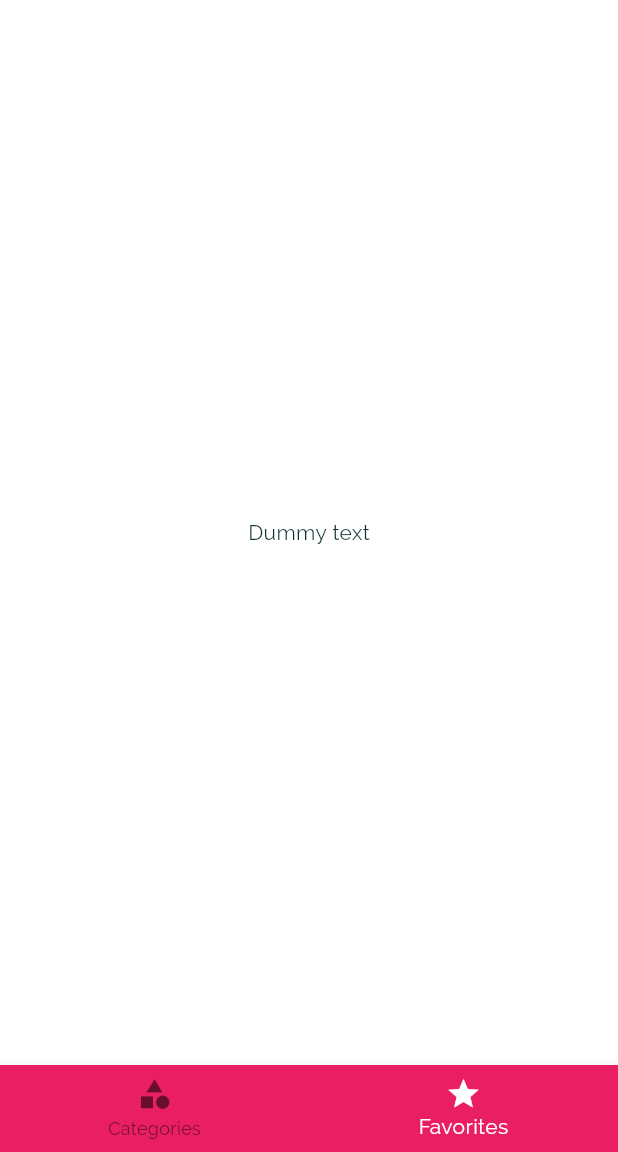
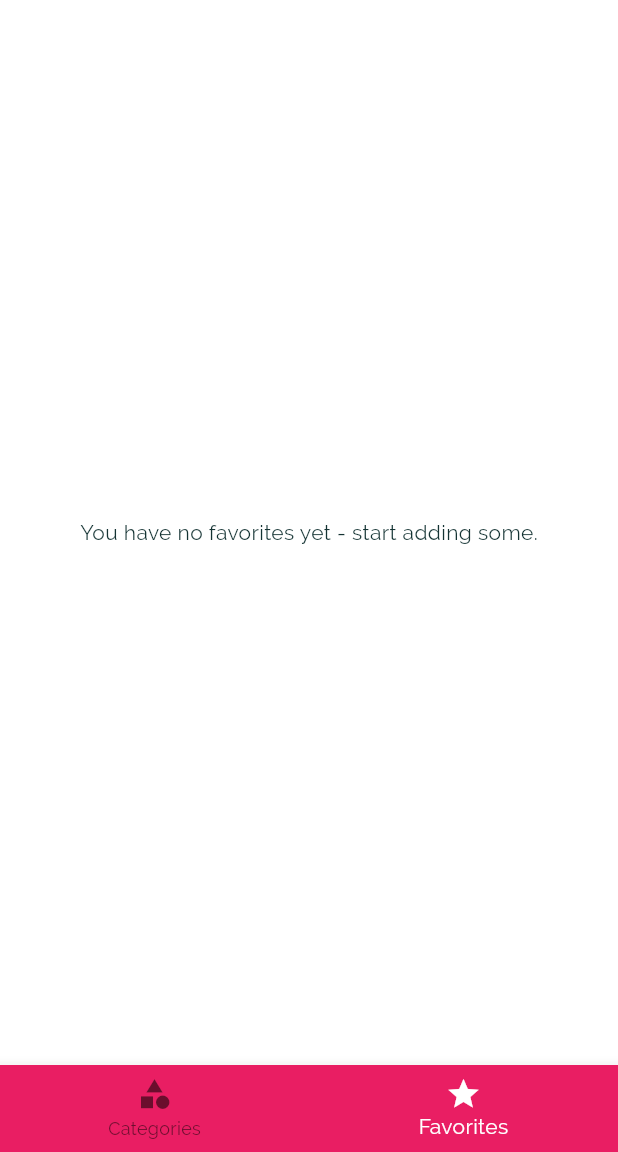
Before and after one commit to Yahya-hossaini/Deli-Meal, a Flutter app: the screen it shows after launch, item 2 of the bottom bar chosen, on a phone screen of 412 x 824 dp, the part 84-1236 px from its top. Run offline on Flutter 3.47's test engine with Material 3 defaults, Android fonts, the phone set to English and light mode, and no system bars.

Commit message:
working on favorites screen or tab:
passing the data through the routes property in main.dart file.
making an empty list of favorites.
making method for determining whether it is favorite or not.
making a method to toggle the favorites.

```diff
--- a/lib/main.dart
+++ b/lib/main.dart
@@ -23,6 +23,7 @@ class _MyAppState extends State<MyApp> {
     'vegetarian': false,
   };
   List<Meal> _availableMeals = DUMMY_MEALS;
+  List<Meal> _favoriteMeals = [];
 
   void _setFilters(Map<String, bool> filtersData){
     setState(() {
@@ -44,6 +45,21 @@ class _MyAppState extends State<MyApp> {
         return true;
       }).toList();
     });
+  }
+
+  void _toggleFavorite(String mealId){
+    final existingIndex = _favoriteMeals.indexWhere((meal) => meal.id == mealId);
+    if (existingIndex >= 0){
+      setState(() {
+        _favoriteMeals.removeAt(existingIndex);
+      });
+    }else{
+      _favoriteMeals.add(DUMMY_MEALS.firstWhere((meal) => meal.id == mealId),);
+    }
+  }
+
+  bool _isMealFavorite(String id){
+    return _favoriteMeals.any((meal) => meal.id == id);
   }
 
   @override
@@ -77,9 +93,9 @@ class _MyAppState extends State<MyApp> {
       // home: const CategoriesScreen(),
       initialRoute: '/', // default id '/'
       routes: {
-        '/': (ctx) => const TabsScreen(),
+        '/': (ctx) => TabsScreen(favoriteMeals: _favoriteMeals,),
         CategoryMealsScreen.routeName: (ctx) => CategoryMealsScreen(availableMeals: _availableMeals),
-        MealDetailScreen.routeName: (ctx) => const MealDetailScreen(),
+        MealDetailScreen.routeName: (ctx) => MealDetailScreen(toggleFavorite: _toggleFavorite, isFavorite: _isMealFavorite,),
         FiltersScreen.routeName: (ctx) => FiltersScreen(currentFilter:_filters, saveFilters:_setFilters),
       },
       // onGenerateRoute: (settings){
--- a/lib/screens/category_meals_screen.dart
+++ b/lib/screens/category_meals_screen.dart
@@ -61,7 +61,6 @@ class _CategoryMealsScreenState extends State<CategoryMealsScreen> {
             duration: displayedMeal![index].duration,
             complexity: displayedMeal![index].complexity,
             affordability: displayedMeal![index].affordability,
-            removeItem: _removeMeal,
           );
         },
         itemCount: displayedMeal!.length,
--- a/lib/screens/favorites_screen.dart
+++ b/lib/screens/favorites_screen.dart
@@ -1,10 +1,33 @@
 import 'package:flutter/material.dart';
 
+import '../models/meal.dart';
+import '../widgets/meal_item.dart';
+
 class FavoritesScreen extends StatelessWidget {
-  const FavoritesScreen({super.key});
+  final List<Meal> favoriteMeals;
+
+  const FavoritesScreen({super.key, required this.favoriteMeals});
 
   @override
   Widget build(BuildContext context) {
-    return Center(child: Text('Dummy text'),);
+    if (favoriteMeals.isEmpty) {
+      return const Center(
+        child: Text('You have no favorites yet - start adding some.'),
+      );
+    }else{
+      return ListView.builder(
+        itemBuilder: (ctx, index) {
+          return MealItem(
+            id: favoriteMeals[index].id,
+            title: favoriteMeals[index].title,
+            imageUrl: favoriteMeals[index].imageUrl,
+            duration: favoriteMeals[index].duration,
+            complexity: favoriteMeals[index].complexity,
+            affordability: favoriteMeals[index].affordability,
+          );
+        },
+        itemCount: favoriteMeals.length,
+      );
+    }
   }
 }
--- a/lib/screens/tabs_screen.dart
+++ b/lib/screens/tabs_screen.dart
@@ -1,23 +1,32 @@
 import 'package:deli_meals/screens/favorites_screen.dart';
 import 'package:deli_meals/widgets/main_drawer.dart';
 
+import '../models/meal.dart';
 import './categories_screen.dart';
 import 'package:flutter/material.dart';
 
 class TabsScreen extends StatefulWidget {
-  const TabsScreen({super.key});
+  final List<Meal> favoriteMeals;
+
+  const TabsScreen({super.key, required this.favoriteMeals});
 
   @override
   State<TabsScreen> createState() => _TabsScreenState();
 }
 
 class _TabsScreenState extends State<TabsScreen> {
-  final List<Map<String, Object>> _pages = [
-    {'page': CategoriesScreen(), 'title': 'Categories'},
-    {'page': FavoritesScreen(), 'title': 'Your Favorites'},
-  ];
+  List<Map<String, Object>>? _pages ;
 
   int _selectedPageIndex = 0;
+
+  @override
+  void initState() {
+    _pages = [
+      {'page': CategoriesScreen(), 'title': 'Categories'},
+      {'page': FavoritesScreen(favoriteMeals: widget.favoriteMeals,), 'title': 'Your Favorites'},
+    ];
+    super.initState();
+  }
 
   void _selectPage(int index) {
     setState(() {
@@ -29,10 +38,10 @@ class _TabsScreenState extends State<TabsScreen> {
   Widget build(BuildContext context) {
     return Scaffold(
       appBar: AppBar(
-        title: Text(_pages[_selectedPageIndex]['title'] as String),
+        title: Text(_pages?[_selectedPageIndex]['title'] as String),
       ),
       drawer: const MainDrawer(),
-      body: _pages[_selectedPageIndex]['page'] as Widget,
+      body: _pages?[_selectedPageIndex]['page'] as Widget,
       bottomNavigationBar: BottomNavigationBar(
         backgroundColor: Theme.of(context).primaryColor,
         onTap: _selectPage,
--- a/lib/widgets/meal_item.dart
+++ b/lib/widgets/meal_item.dart
@@ -9,7 +9,7 @@ class MealItem extends StatelessWidget {
   final int duration;
   final Complexity complexity;
   final Affordability affordability;
-  final void Function(String mealID) removeItem;
+  // final void Function(String mealID) removeItem;
 
   const MealItem({
     super.key,
@@ -19,7 +19,6 @@ class MealItem extends StatelessWidget {
     required this.duration,
     required this.complexity,
     required this.affordability,
-    required this.removeItem
   });
 
   String get complexityText {
@@ -57,7 +56,7 @@ class MealItem extends StatelessWidget {
         .then(
       (result) {
         if(result != null){
-          removeItem(result as String);
+          // removeItem(result as String);
         }
       },
     );
```
Also changed, not shown: lib/screens/meal_detail_screen.dart (+17 -6 lines).
